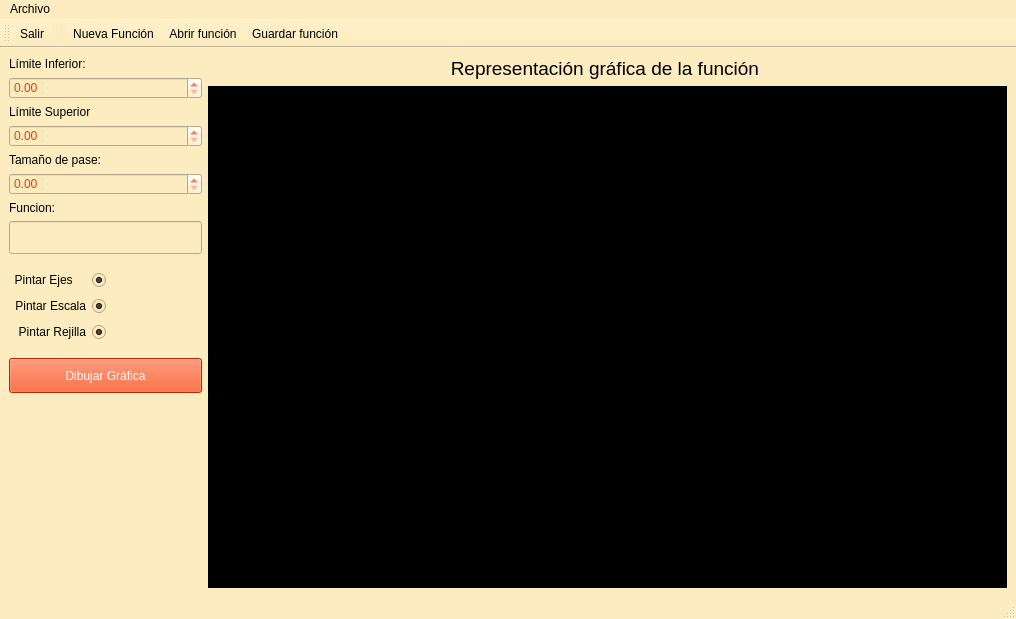
First picture: the form in forms/mainwindow.ui, repository BertoSoft/ReFunGraf_1.0, before the edit.
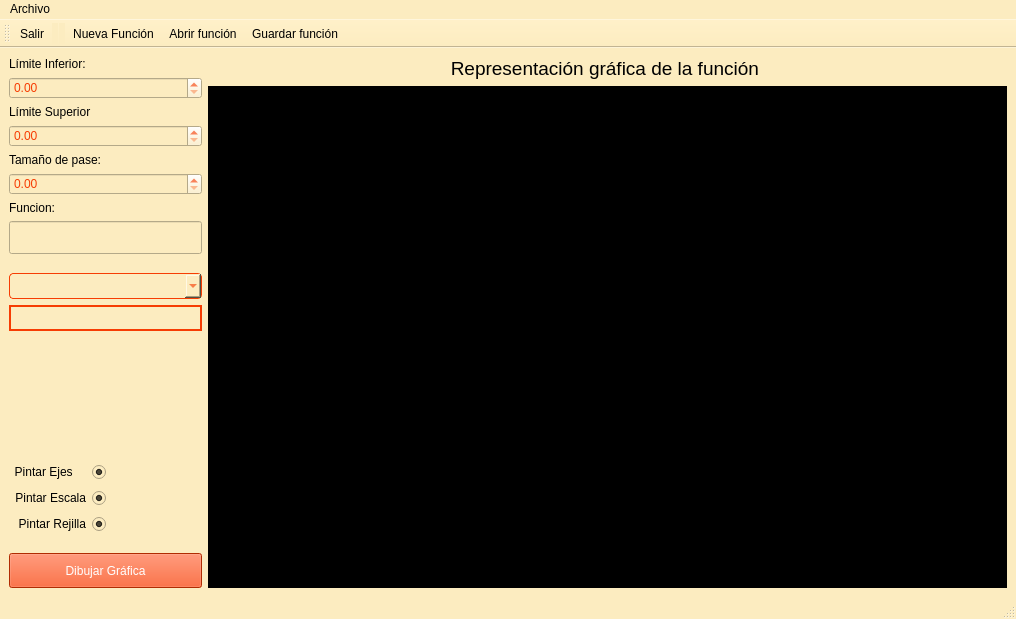
Second picture: the form after the edit. Icons and pictures are not drawn.

Diff of the .ui file:
```diff
--- a/forms/mainwindow.ui
+++ b/forms/mainwindow.ui
@@ -42,6 +42,22 @@
         color: #000000;
 	}
 
+QComboBox {
+    background-color: #FCECC0; /* Tu color de fondo (ejemplo: morado de tu app) */
+    color: #F63D03;              /* Color del texto */
+    border: 1px solid #F63D03; /* Obligatorio: define un borde para activar el fondo */
+    border-radius: 4px;
+    padding: 4px 10px;
+}
+
+QComboBox QAbstractItemView {
+       background-color: #FCECC0;  /* Mismo color de fondo para la lista */
+       color: #F63D03;              /* Texto de la lista en color primario */
+       selection-background-color: #673AB7;  /* Fondo morado al seleccionar un elemento */
+       selection-color: white;    /* Texto blanco para el elemento seleccionado */
+       border: 1px solid #673AB7;
+    }
+
     /* Barra de estado con fondo crema unificado */
     QStatusBar {
         background-color: #FCECC0;
@@ -110,9 +126,9 @@
   <widget class="QWidget" name="centralwidget">
    <layout class="QHBoxLayout" name="horizontalLayout_5">
     <item>
-     <layout class="QHBoxLayout" name="horizontalLayout_4" stretch="0,5">
+     <layout class="QHBoxLayout" name="horizontalLayout_4" stretch="0,10">
       <item>
-       <layout class="QVBoxLayout" name="verticalLayout_4" stretch="1,1,1,1,1,20">
+       <layout class="QVBoxLayout" name="verticalLayout_4" stretch="1,1,1,0,10,0,0,1">
         <item>
          <layout class="QVBoxLayout" name="verticalLayout_3" stretch="0,0,0,0,0,0,0,0">
           <item>
@@ -183,7 +199,49 @@
          </layout>
         </item>
         <item>
-         <spacer name="verticalSpacer_3">
+         <spacer name="verticalSpacer_2">
+          <property name="orientation">
+           <enum>Qt::Orientation::Vertical</enum>
+          </property>
+          <property name="sizeHint" stdset="0">
+           <size>
+            <width>192</width>
+            <height>13</height>
+           </size>
+          </property>
+         </spacer>
+        </item>
+        <item>
+         <widget class="QComboBox" name="spIntegral">
+          <property name="styleSheet">
+           <string notr="true"/>
+          </property>
+         </widget>
+        </item>
+        <item>
+         <widget class="QLabel" name="label_5">
+          <property name="font">
+           <font>
+            <pointsize>14</pointsize>
+           </font>
+          </property>
+          <property name="styleSheet">
+           <string notr="true">background-color: #FCECC0;
+   	color: #F63D03;</string>
+          </property>
+          <property name="frameShape">
+           <enum>QFrame::Shape::WinPanel</enum>
+          </property>
+          <property name="frameShadow">
+           <enum>QFrame::Shadow::Plain</enum>
+          </property>
+          <property name="text">
+           <string/>
+          </property>
+         </widget>
+        </item>
+        <item>
+         <spacer name="verticalSpacer">
           <property name="orientation">
            <enum>Qt::Orientation::Vertical</enum>
           </property>
@@ -314,14 +372,14 @@
          </layout>
         </item>
         <item>
-         <spacer name="verticalSpacer_2">
+         <spacer name="verticalSpacer_3">
           <property name="orientation">
            <enum>Qt::Orientation::Vertical</enum>
           </property>
           <property name="sizeHint" stdset="0">
            <size>
-            <width>20</width>
-            <height>20</height>
+            <width>192</width>
+            <height>13</height>
            </size>
           </property>
          </spacer>
@@ -339,19 +397,6 @@
           </property>
          </widget>
         </item>
-        <item>
-         <spacer name="verticalSpacer">
-          <property name="orientation">
-           <enum>Qt::Orientation::Vertical</enum>
-          </property>
-          <property name="sizeHint" stdset="0">
-           <size>
-            <width>20</width>
-            <height>40</height>
-           </size>
-          </property>
-         </spacer>
-        </item>
        </layout>
       </item>
       <item>
```
